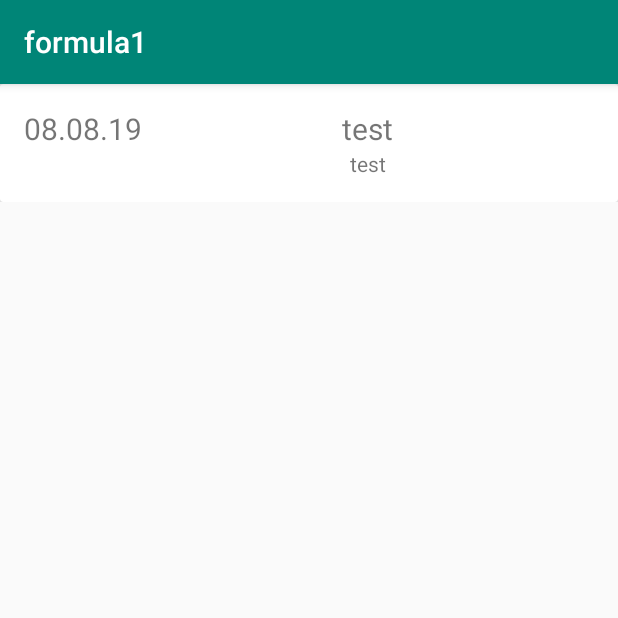
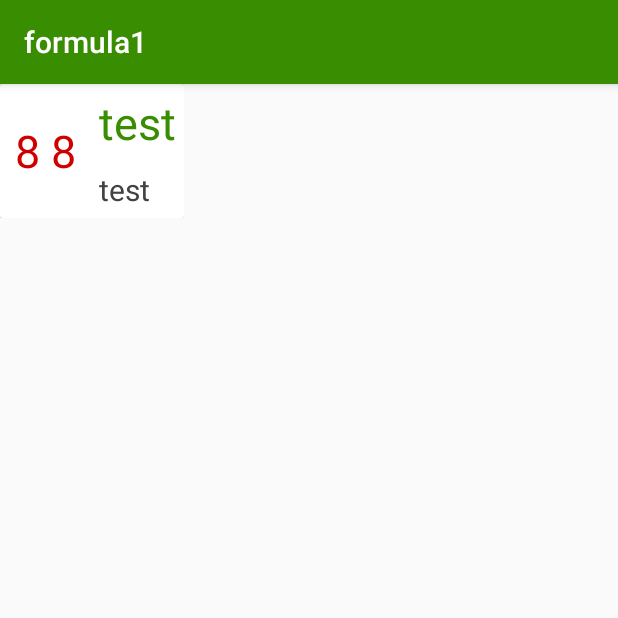
Before and after one commit to Dariaaa/formula1, an Android app: the fragment RacesFragment shown on its own in the app's theme, on a phone screen of 412 x 824 dp, the top half of it. Run offline under Robolectric (Android 15) with nearby library versions, the phone set to English and light mode, and no system bars.

Commit message:
changed design races page

```diff
--- a/app/src/main/AndroidManifest.xml
+++ b/app/src/main/AndroidManifest.xml
@@ -8,7 +8,7 @@
             android:label="@string/app_name"
             android:roundIcon="@mipmap/ic_launcher_round"
             android:supportsRtl="true"
-            android:theme="@style/AppTheme">
+            android:theme="@style/Formula1Theme">
         <activity android:name=".MainActivity">
             <intent-filter>
                 <action android:name="android.intent.action.MAIN"/>
--- a/app/src/main/java/ru/kd/formula1/races/RacesListAdapter.kt
+++ b/app/src/main/java/ru/kd/formula1/races/RacesListAdapter.kt
@@ -1,5 +1,6 @@
 package ru.kd.formula1.races
 
+import android.text.format.DateFormat
 import android.view.LayoutInflater
 import android.view.View
 import android.view.ViewGroup
@@ -36,16 +37,16 @@ class RacesListAdapter(private val list:List<RacesViewModelItem>,
 
     class ListViewHolder(view:View): RecyclerView.ViewHolder(view){
         var layout = itemView.findViewById<CardView>(R.id.item_layout)
-        var title = layout.findViewById<TextView>(R.id.item_title)
-        var num = layout.findViewById<TextView>(R.id.item_num)
-        var descr = layout.findViewById<TextView>(R.id.item_descr)
+        var date = layout.findViewById<TextView>(R.id.item_date)
+        var race_name = layout.findViewById<TextView>(R.id.item_race_name)
+        var circuit = layout.findViewById<TextView>(R.id.item_circuit_name)
 
 
         fun bind(item: RacesViewModelItem) {
-            title.text = item.raceName
-            num.text = SimpleDateFormat("dd.MM.yy").format(item.raceDate)
-            descr.text = item.circuitName
-            //todo add another race fields
+            race_name.text = item.raceName
+
+            date.text = DateFormat.format("M d",item.raceDate)
+            circuit.text = item.circuitName
         }
 
     }
--- a/app/src/main/res/layout/item_race.xml
+++ b/app/src/main/res/layout/item_race.xml
@@ -4,42 +4,43 @@
         xmlns:android="http://schemas.android.com/apk/res/android"
         android:layout_width="match_parent"
         android:id="@+id/item_layout"
+        android:theme="@style/Formula1Theme"
         android:layout_height="wrap_content">
 
-    <RelativeLayout
-            android:layout_width="match_parent"
-            android:layout_height="wrap_content"
-            android:padding="16dp">
+
+    <RelativeLayout android:layout_width="match_parent"
+                    android:layout_height="wrap_content"
+                    android:orientation="horizontal"
+                    style="@style/RaceCard">
 
         <TextView
                 android:layout_width="wrap_content"
-                android:layout_height="match_parent"
-                android:id="@+id/item_num"
-                android:layout_alignParentTop="true"
-                android:textSize="20sp"/>
-        <androidx.appcompat.widget.LinearLayoutCompat android:layout_width="match_parent"
-                                                      android:layout_height="wrap_content"
-                                                      android:orientation="vertical"
-                                                      android:layout_toEndOf="@id/item_num"
-        android:gravity="center">
-            <TextView
-                    android:layout_width="wrap_content"
-                    android:layout_height="wrap_content"
-                    android:id="@+id/item_title"
-                    android:layout_alignParentTop="true"
-                    android:layout_toRightOf="@id/item_num"
-                    android:gravity="center"
-                    android:textSize="20sp"/>
+                android:layout_height="wrap_content"
+                android:id="@+id/item_date"
+                android:text="May 1"
+                android:layout_centerVertical="true"
+                style="@style/AccentText"
 
-            <TextView
-                    android:layout_width="wrap_content"
-                    android:layout_height="wrap_content"
-                    android:id="@+id/item_descr"
-                    android:layout="@+id/person_photo"
-                    android:layout_toRightOf="@id/item_num"
-                    android:maxLength="100"
-                    android:layout_below="@id/item_title"/>
-        </androidx.appcompat.widget.LinearLayoutCompat>
+                android:layout_margin="10dp"/>
+        <TextView
+                android:layout_width="wrap_content"
+                android:layout_height="wrap_content"
+                android:id="@+id/item_race_name"
+                android:layout_margin="5dp"
+                style="@style/PrimaryText"
+                android:text="Race name"
+                android:layout_toEndOf="@+id/item_date"/>
+
+        <TextView
+                android:layout_width="wrap_content"
+                android:layout_height="wrap_content"
+                android:id="@+id/item_circuit_name"
+                android:layout_margin="5dp"
+                style="@style/NormalText"
+                android:text="circuit: circuit name"
+                android:layout_below="@+id/item_race_name"
+                android:layout_toEndOf="@id/item_date"
+                android:layout_marginTop="20dp" android:layout_marginBottom="10dp"/>
 
 
     </RelativeLayout>
--- a/app/src/main/res/values/colors.xml
+++ b/app/src/main/res/values/colors.xml
@@ -1,6 +1,7 @@
 <?xml version="1.0" encoding="utf-8"?>
 <resources>
-    <color name="colorPrimary">#008577</color>
-    <color name="colorPrimaryDark">#00574B</color>
-    <color name="colorAccent">#D81B60</color>
+    <color name="colorPrimary">#388D00</color>
+    <color name="colorPrimaryDark">#1B4400</color>
+    <color name="colorAccent">#CF0000</color>
+    <color name="colorNormal">#424242</color>
 </resources>
--- a/app/src/main/res/values/styles.xml
+++ b/app/src/main/res/values/styles.xml
@@ -1,11 +1,27 @@
 <resources>
 
     <!-- Base application theme. -->
-    <style name="AppTheme" parent="Theme.AppCompat.Light.DarkActionBar">
+    <style name="Formula1Theme" parent="Theme.AppCompat.Light.DarkActionBar">
         <!-- Customize your theme here. -->
         <item name="colorPrimary">@color/colorPrimary</item>
         <item name="colorPrimaryDark">@color/colorPrimaryDark</item>
         <item name="colorAccent">@color/colorAccent</item>
+        <item name="colorControlNormal">@color/colorAccent</item>
+        <item name="android:textSize">40sp</item>
     </style>
 
+    <style name="RaceCard" parent="CardView.Dark">
+    </style>
+    <style name="AccentText">
+        <item name="android:textColor">@color/colorAccent</item>
+        <item name="android:textSize">30sp</item>
+    </style>
+    <style name="PrimaryText">
+        <item name="android:textColor">@color/colorPrimary</item>
+        <item name="android:textSize">30sp</item>
+    </style>
+    <style name="NormalText">
+        <item name="android:textColor">@color/colorNormal</item>
+        <item name="android:textSize">20sp</item>
+    </style>
 </resources>
```
